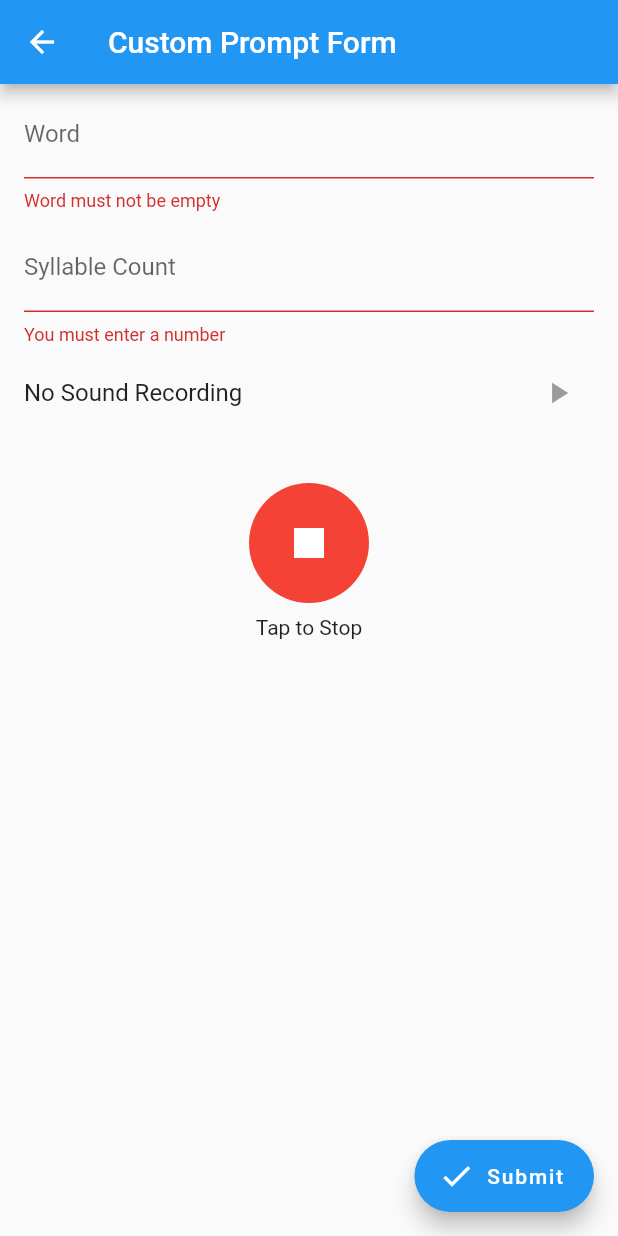
After one commit to RyanRemer/project_apraxia, a Flutter app: the CustomPromptForm screen opened directly, after a tap on "Submit", after a tap on the "mic" icon, on a phone screen of 412 x 824 dp. The commit adds this screen. Run offline on Flutter 3.47's test engine with Material 2 defaults, Android fonts, the phone set to English and light mode, and no system bars; our stand-ins replace signature; missing offline and left inert: amazon_cognito_identity_dart_2, audioplayer.

Commit message:
custom prompts

```diff
--- a/lib/controller/LocalFileController.dart
+++ b/lib/controller/LocalFileController.dart
@@ -15,6 +15,11 @@ class LocalFileController {
     return localPath + "/" + uri;
   }
 
+  Future<File> getLocalFile(String uri) async {
+    String localUri = await getLocalRef(uri);
+    return File(localUri);
+  }
+
   File getFile(String localRef){
     return File(localRef);
   }
--- a/lib/controller/PromptController.dart
+++ b/lib/controller/PromptController.dart
@@ -14,46 +14,89 @@ class PromptController {
   LocalFileController localFileController;
   AudioPlayer audioPlayer;
   AssetBundle assetBundle;
-  static List<Prompt> prompts;
 
-  PromptController({this.audioPlayer, this.localFileController, this.assetBundle}){
+  PromptController(
+      {this.audioPlayer, this.localFileController, this.assetBundle}) {
     this.audioPlayer ??= new AudioPlayer();
     this.localFileController ??= new LocalFileController();
     this.assetBundle ??= rootBundle;
   }
 
+  // save prompts to the local
+  Future<void> savePrompts(List<Prompt> prompts) async {
+    File promptsJsonFile =
+        await localFileController.getLocalFile("prompts/local_prompts.json");
+    List<dynamic> jsonObject = prompts.map((prompt) => prompt.toMap()).toList();
+    String promptsJson = jsonEncode(jsonObject);
+    promptsJsonFile.writeAsStringSync(promptsJson);
+  }
+
+  Future<List<Prompt>> getEnabledPrompts() async {
+    List<Prompt> prompts = await getPrompts();
+    return prompts.where((prompt) => prompt.enabled).toList();
+  }
+
   /// Loads prompts from the [AssentBundle] and saves them in a
   /// local device directory so that the AudioPlayer can play them
   Future<List<Prompt>> getPrompts() async {
-    if (prompts == null) {
-      prompts = await _getPromptAssets();
-      await _writePromptsToLocal(prompts);
+    await _copyAssetPromptsJson();
+    await _copyAssetPromptSoundFiles();
+
+    File promptsJsonFile =
+        await localFileController.getLocalFile("prompts/local_prompts.json");
+    String promptsJson = promptsJsonFile.readAsStringSync();
+    List<dynamic> jsonObject = jsonDecode(promptsJson);
+
+    return List.generate(jsonObject.length, (index) {
+      return Prompt.fromMap(jsonObject[index]);
+    });
+  }
+
+  // copies the local_prompts.json file if it does not exist localy
+  Future _copyAssetPromptsJson() async {
+    File localFile =
+        await localFileController.getLocalFile("prompts/local_prompts.json");
+    List<dynamic> jsonObject = jsonDecode(localFile.readAsStringSync());
+
+    if (localFile.existsSync() == false || jsonObject.length == 0) {
+      List<Prompt> localizedAssetPrompts = await _getLocalizedPromptAssets();
+      List<dynamic> jsonObject = localizedAssetPrompts.map((prompt) => prompt.toMap()).toList();
+      String promptsJson = jsonEncode(jsonObject);
+      localFile.createSync(recursive: true);
+      localFile.writeAsStringSync(promptsJson);
     }
-    return prompts;
+  }
+
+  // returns a list of prompts with localized soundUris
+  Future<List<Prompt>> _getLocalizedPromptAssets() async {
+    List<Prompt> assetPrompts = await _getPromptAssets();
+    for (Prompt prompt in assetPrompts){
+      prompt.soundUri = await localFileController.getLocalRef(prompt.soundUri);
+    }
+    return assetPrompts;
   }
 
   // saves all the prompt's uris to a local directory for playback
-  Future _writePromptsToLocal(List<Prompt> prompts) async {
-    for (Prompt prompt in prompts) {
+  Future _copyAssetPromptSoundFiles() async {
+    List<Prompt> assetPrompts = await _getPromptAssets();
+    for (Prompt prompt in assetPrompts) {
       if (prompt.soundUri == null) {
         continue;
       }
 
-      String localUri = await localFileController.getLocalRef(prompt.soundUri);
       ByteData byteData = await assetBundle.load(prompt.soundUri);
-
-      localFileController.createFile(localUri);
-      File localFile = localFileController.getFile(localUri);
+      File localFile = await localFileController.getLocalFile(prompt.soundUri);
+      localFile.createSync(recursive: true);
 
       localFile.writeAsBytesSync(Int8List.view(byteData.buffer));
       prompt.soundUri = localFile.uri.toString();
     }
   }
 
-  // load all of the prompts specified in the assets/prompts/local_prompts.json file
+  // load all of the prompts specified in the assets/prompts/asset_prompts.json file
   Future<List<Prompt>> _getPromptAssets() async {
     String promptJson =
-        await assetBundle.loadString("assets/prompts/local_prompts.json");
+        await assetBundle.loadString("assets/prompts/asset_prompts.json");
     var jsonMap = json.decode(promptJson);
 
     return List.generate(jsonMap.length, (int i) {
--- a/lib/model/Prompt.dart
+++ b/lib/model/Prompt.dart
@@ -2,14 +2,16 @@ class Prompt {
   String word;
   int syllableCount;
   String soundUri;
+  bool enabled;
 
-  Prompt({this.word, this.syllableCount, this.soundUri});
+  Prompt({this.word, this.syllableCount, this.soundUri, this.enabled = true});
 
   Map<String, dynamic> toMap(){
     return {
       "word" : this.word,
       "syllableCount" : this.syllableCount,
-      "soundUri" : this.soundUri
+      "soundUri" : this.soundUri,
+      "enabled" : this.enabled
     };
   }
 
@@ -17,6 +19,7 @@ class Prompt {
     this.word = map["word"];
     this.syllableCount = map["syllableCount"];
     this.soundUri = map["soundUri"];
+    this.enabled = map["enabled"] ?? true;
   }
 
 }
--- a/lib/page/RecordPage.dart
+++ b/lib/page/RecordPage.dart
@@ -19,7 +19,7 @@ class _RecordPageState extends State<RecordPage> {
   Future<List<Prompt>> promptsFuture;
 
   _RecordPageState() {
-    promptsFuture = promptController.getPrompts();
+    promptsFuture = promptController.getEnabledPrompts();
   }
 
   @override
--- a/lib/page/SettingsPage.dart
+++ b/lib/page/SettingsPage.dart
@@ -1,4 +1,6 @@
 import 'package:flutter/material.dart';
+import 'package:project_apraxia/widget/CustomPromptList.dart';
+import 'package:project_apraxia/widget/CustomPromptLoader.dart';
 import 'package:project_apraxia/widget/form/InvalidateWaiverForm.dart';
 import 'package:project_apraxia/widget/form/UpdateUserForm.dart';
 import 'package:project_apraxia/controller/Auth.dart';
@@ -42,7 +44,7 @@ class SettingsPage extends StatelessWidget {
     if (isLoggedIn) {
       return [
         UpdateUserForm(),
-        Container(),
+        CustomPromptLoader(),
         InvalidateWaiverForm()
       ];
     }
--- /dev/null
+++ b/lib/widget/CustomPromptList.dart
@@ -0,0 +1,107 @@
+import 'package:flutter/material.dart';
+import 'package:project_apraxia/controller/PromptController.dart';
+import 'package:project_apraxia/model/Prompt.dart';
+import 'package:project_apraxia/widget/PlayButton.dart';
+import 'package:project_apraxia/widget/form/CustomPromptForm.dart';
+
+class CustomPromptsList extends StatefulWidget {
+  final List<Prompt> prompts;
+  CustomPromptsList({@required this.prompts, key}) : super(key: key);
+
+  @override
+  _CustomPromptsListState createState() =>
+      _CustomPromptsListState(this.prompts);
+}
+
+class _CustomPromptsListState extends State<CustomPromptsList> {
+  PromptController promptController = new PromptController();
+  List<Prompt> prompts;
+
+  _CustomPromptsListState(this.prompts);
+
+  @override
+  Widget build(BuildContext context) {
+    return Scaffold(
+      body: ListView.builder(
+        padding: EdgeInsets.only(bottom: 64.0),
+        itemCount: prompts.length,
+        itemBuilder: (BuildContext context, int index) {
+          Prompt prompt = prompts[index];
+          return Dismissible(
+            key: ObjectKey(prompt),
+            confirmDismiss: (direction) => confirmDelete(prompt),
+            onDismissed: (direction) {
+              setState(() {
+                prompts.remove(prompt);
+              });
+              save();
+            },
+            child: ListTile(
+              leading: Checkbox(
+                value: prompt.enabled,
+                onChanged: (bool value) {
+                  setState(() {
+                    return prompt.enabled = value;
+                  });
+                  save();
+                },
+              ),
+              title: Text(prompt.word),
+              trailing: PlayButton(
+                filepath: prompt.soundUri,
+              ),
+            ),
+          );
+        },
+      ),
+      floatingActionButton: FloatingActionButton.extended(
+        icon: Icon(Icons.add),
+        label: Text("Prompt"),
+        onPressed: addPrompt,
+      ),
+    );
+  }
+
+  Future<bool> confirmDelete(Prompt prompt) {
+    return showDialog(
+        context: context,
+        builder: (context) {
+          return AlertDialog(
+            title: Text("Confirm Deletion"),
+            content: Text(
+              "Are you sure you want to delete the prompt for ${prompt.word}?",
+            ),
+            actions: <Widget>[
+              FlatButton(
+                child: Text("Cancel"),
+                onPressed: () => Navigator.pop(context, false),
+              ),
+              RaisedButton(
+                child: Text("Delete"),
+                onPressed: () => Navigator.pop(context, true),
+              )
+            ],
+          );
+        });
+  }
+
+  Future<void> addPrompt() async {
+    Prompt prompt = await Navigator.push(context, MaterialPageRoute(builder: (context){
+      return CustomPromptForm(prompt: new Prompt());
+    }));
+
+    if (prompt != null){
+      setState(() {
+        prompts.add(prompt);
+      });
+    }
+  }
+
+  Future<void> save() async {
+    try {
+      await promptController.savePrompts(prompts);
+    } catch (error) {
+      throw (error);
+    }
+  }
+}
--- a/lib/widget/RecordButton.dart
+++ b/lib/widget/RecordButton.dart
@@ -1,8 +1,10 @@
 import 'dart:io';
 
 import 'package:flutter/material.dart';
+import 'package:project_apraxia/controller/LocalFileController.dart';
 import 'package:project_apraxia/controller/RecordController.dart';
 import 'package:project_apraxia/widget/ErrorDialog.dart';
+import 'package:uuid/uuid.dart';
 
 typedef RecordCallback = void Function(File soundFile);
 
@@ -18,6 +20,7 @@ class RecordButton extends StatefulWidget {
 }
 
 class _RecordButtonState extends State<RecordButton> {
+  LocalFileController localFileController = new LocalFileController();
   RecordController recordController;
   bool isRecording = false;
 
@@ -61,10 +64,11 @@ class _RecordButtonState extends State<RecordButton> {
   Future recordAudio() async {
     try {
       if (isRecording) {
-        String fileUri = await recordController.stopRecording();
+        String soundUri = await recordController.stopRecording();
+        String fileUri = await createRecordingFile(soundUri);
         widget.onRecord(File(fileUri)); //send the file to the callback function
       } else {
-        await recordController.startRecording();
+        recordController.startRecording();
       }
 
     } catch (error) {
@@ -72,4 +76,13 @@ class _RecordButtonState extends State<RecordButton> {
       dialog.show("Recording Error", error.toString());
     }
   }
+
+  Future<String> createRecordingFile(String soundUri) async {
+    Uuid uuid = new Uuid();
+    String localUri = await localFileController.getLocalRef("recordings/${uuid.v1()}.wav");
+    File(soundUri).copySync(localUri);
+    return localUri;
+  }
+
+
 }
--- /dev/null
+++ b/lib/widget/form/CustomPromptForm.dart
@@ -0,0 +1,95 @@
+import 'dart:io';
+
+import 'package:flutter/material.dart';
+import 'package:project_apraxia/model/Prompt.dart';
+import 'package:project_apraxia/widget/form_field/RecordingFormField.dart';
+
+class CustomPromptForm extends StatefulWidget {
+  Prompt prompt;
+  CustomPromptForm({@required this.prompt, key}) : super(key: key);
+
+  @override
+  _CustomPromptFormState createState() => _CustomPromptFormState(this.prompt);
+}
+
+class _CustomPromptFormState extends State<CustomPromptForm> {
+  static final _formKey = new GlobalKey<FormState>();
+  Prompt prompt;
+
+  _CustomPromptFormState(this.prompt);
+
+  @override
+  Widget build(BuildContext context) {
+    return Scaffold(
+      appBar: AppBar(title: Text("Custom Prompt Form"),),
+      body: Form(
+        key: _formKey,
+        child: ListView(
+          children: <Widget>[
+            ListTile(
+              title: TextFormField(
+                initialValue: prompt.word,
+                textCapitalization: TextCapitalization.words,
+                decoration: InputDecoration(
+                  labelText: "Word"
+                ),
+                validator: (String value){
+                  if (value.isEmpty){
+                    return "Word must not be empty";
+                  }
+                  return null;
+                },
+                onSaved: (String value){
+                  prompt.word = value;
+                },
+              ),
+            ),
+            ListTile(
+              title: TextFormField(
+                initialValue: prompt.syllableCount != null ? prompt.syllableCount.toString() : null,
+                keyboardType: TextInputType.numberWithOptions(),
+                decoration: InputDecoration(
+                  labelText: "Syllable Count"
+                ),
+                validator: (String value){
+                  if (value.isEmpty){
+                    return "You must enter a number";
+                  }
+                  if (int.tryParse(value) == null){
+                    return "Enter a valid number";
+                  }
+                  return null;
+                },
+                onSaved: (String value){
+                  prompt.syllableCount = int.parse(value);
+                },
+              ),
+            ),
+            RecordingFormField(
+              filePath: prompt.soundUri,
+              validator: (String path){
+                if (File(path).existsSync() == false){
+                  return "File to recording not found";
+                }
+                return null;
+              },
+              onSaved: (String path){
+                prompt.soundUri = path;
+              },
+            )
+          ],
+        ),
+      ),
+      floatingActionButton: FloatingActionButton.extended(
+        icon: Icon(Icons.check),
+        label: Text("Submit"),
+        onPressed: () {
+          if (_formKey.currentState.validate()){
+            _formKey.currentState.save();
+            Navigator.pop(context, prompt);
+          }
+        },
+      ),
+    );
+  }
+}
--- /dev/null
+++ b/lib/widget/form_field/RecordingFormField.dart
@@ -0,0 +1,50 @@
+import 'dart:io';
+
+import 'package:flutter/cupertino.dart';
+import 'package:flutter/material.dart';
+import 'package:project_apraxia/widget/PlayButton.dart';
+import 'package:project_apraxia/widget/RecordButton.dart';
+
+class RecordingFormField extends FormField<String> {
+
+  RecordingFormField({
+    String filePath,
+    FormFieldSetter<String> onSaved,
+    FormFieldValidator<String> validator,
+  }) : super(
+            initialValue: filePath,
+            onSaved: onSaved,
+            validator: validator,
+            builder: (FormFieldState<String> state) {
+              return _RecordingFormField(state);
+            });
+}
+
+class _RecordingFormField extends StatelessWidget {
+  final FormFieldState<String> state;
+
+  _RecordingFormField(this.state);
+
+  @override
+  Widget build(BuildContext context) {
+    return Column(
+      children: <Widget>[
+        ListTile(
+          title: Text(state.value ?? "No Sound Recording"),
+          trailing: PlayButton(
+            filepath: state.value,
+            isEnabled: state.value != null,
+          ),
+        ),
+        Padding(
+          padding: const EdgeInsets.all(32.0),
+          child: RecordButton(
+            onRecord: (File file) {
+              state.didChange(file.path);
+            },
+          ),
+        )
+      ],
+    );
+  }
+}
--- a/pubspec.yaml
+++ b/pubspec.yaml
@@ -26,6 +26,7 @@ dependencies:
   signature: ^3.0.0
   path_provider: ^1.5.1
   intl: ^0.16.1
+  uuid: ^2.0.4
 
   # The following adds the Cupertino Icons font to your application.
   # Use with the CupertinoIcons class for iOS style icons.
```
Also changed, not shown: assets/prompts/asset_prompts.json (added, +62 -0 lines), assets/prompts/local_prompts.json (deleted, +0 -53 lines), lib/widget/CustomPromptLoader.dart (added, +26 -0 lines), lib/widget/PlayButton.dart (+17 -12 lines), pubspec.lock, 2 other files.
